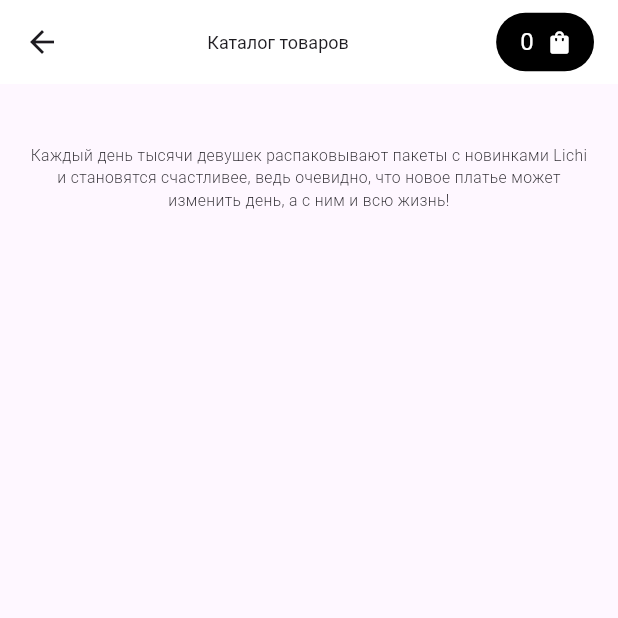
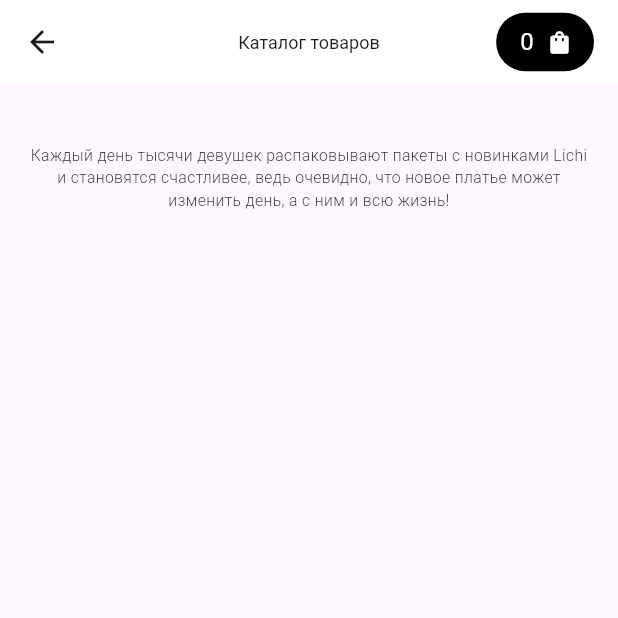
Before and after one commit to animorphix/lichi_test, a Flutter app: the ProductListPage screen opened directly, on a phone screen of 412 x 824 dp, the top half of it. Run offline on Flutter 3.47's test engine with Material 2 defaults, Android fonts, the phone set to English and light mode, and no system bars; our stand-ins replace sqflite; accounts and stored records are empty; network calls fail.

Commit message:
minor text fixes

```diff
--- a/lib/Pages/product_list_page.dart
+++ b/lib/Pages/product_list_page.dart
@@ -19,15 +19,15 @@ class ProductListPage extends StatelessWidget {
         flexibleSpace: Container(
           color: Colors.white,
         ),
-        title: const Center(
-          child: Text(
+        centerTitle: true,
+        title: const Text(
             'Каталог товаров',
             style: TextStyle(
               fontSize: 12,
             ),
             textAlign: TextAlign.right,
           ),
-        ),
+
         actions: const <Widget>[
           CartButtonBlack(),
         ],
--- a/lib/models/product_model.dart
+++ b/lib/models/product_model.dart
@@ -144,7 +144,7 @@ class AData {
         measurements: Map.from(json["measurements"]!).map((k, v) => MapEntry<String, List<Measurement>>(k, List<Measurement>.from(v.map((x) => Measurement.fromJson(x))))),
         measurementsUnit: json["measurements_unit"],
         model: json["model"] == null ? [] : List<dynamic>.from(json["model"]!.map((x) => x)),
-        stores: json["stores"] != null ? json["stores"].toString() : null,
+        stores: json["stores"]?.toString(),
         sizes: Map.from(json["sizes"]!).map((k, v) => MapEntry<String, Size>(k, Size.fromJson(v))),
         isFfm: json["is_ffm"],
         colors: json["colors"] == null ? null : Colors.fromJson(json["colors"]),
@@ -252,7 +252,7 @@ class Current {
         value: json["value"],
         show: json["show"],
         price: json["price"],
-        colorSample: json["color_sample"] == null ? null : json["color_sample"].toString(),
+        colorSample: json["color_sample"]?.toString(),
         photo: json["photo"] == null ? null : Photo.fromJson(json["photo"]),
     );
 
--- a/lib/widgets/product_details_widget.dart
+++ b/lib/widgets/product_details_widget.dart
@@ -1,6 +1,5 @@
 import 'package:flutter/material.dart';
 import 'package:flutter/material.dart' as flutter_material;
-import 'package:flutter/rendering.dart';
 import 'package:lichi_flutter/widgets/cart_button_white.dart';
 import 'package:provider/provider.dart';
 import '../Cart/cart.dart';
@@ -124,7 +123,7 @@ class ProductDetailPage extends StatelessWidget {
                         const flutter_material.Size(double.infinity, 48),
                   ),
                   child: const Text(
-                    'Add to Cart',
+                    'Добавить в корзину',
                     style: TextStyle(color: flutter_material.Colors.white),
                   ),
                 ),
```
Also changed, not shown: lib/Pages/cart_page.dart (+6 -5 lines).
